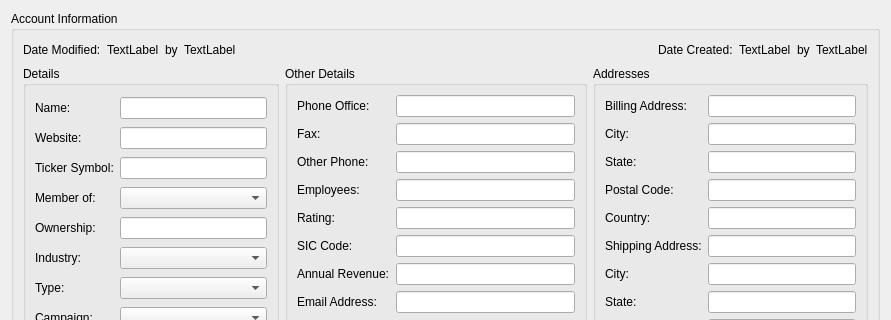
The window that client/src/accountdetails.ui (KDAB/FatCRM) describes before a commit, drawn with Qt 5; both pictures show x 0 to 891 and y 0 to 320 of the 891 by 623 pixel window.
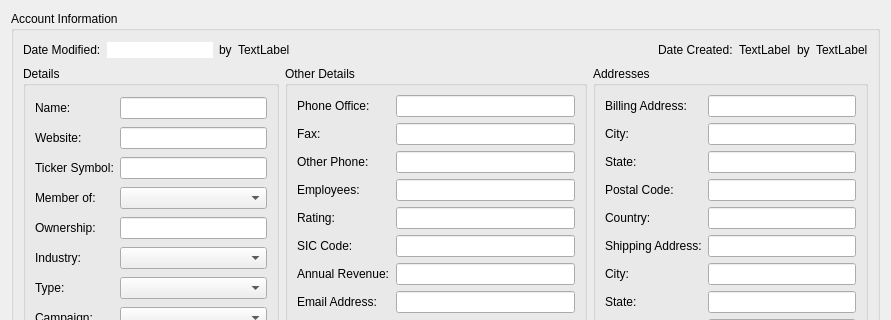
The same window after the commit.

Diff of the .ui file:
```diff
--- a/client/src/accountdetails.ui
+++ b/client/src/accountdetails.ui
@@ -36,9 +36,30 @@
          </widget>
         </item>
         <item>
-         <widget class="QLabel" name="modifiedDate">
+         <widget class="QLineEdit" name="modifiedDate">
+          <property name="minimumSize">
+           <size>
+            <width>0</width>
+            <height>0</height>
+           </size>
+          </property>
+          <property name="maximumSize">
+           <size>
+            <width>106</width>
+            <height>16</height>
+           </size>
+          </property>
+          <property name="autoFillBackground">
+           <bool>false</bool>
+          </property>
           <property name="text">
-           <string>TextLabel</string>
+           <string/>
+          </property>
+          <property name="frame">
+           <bool>false</bool>
+          </property>
+          <property name="readOnly">
+           <bool>true</bool>
           </property>
          </widget>
         </item>
@@ -63,7 +84,7 @@
           </property>
           <property name="sizeHint" stdset="0">
            <size>
-            <width>167</width>
+            <width>308</width>
             <height>20</height>
            </size>
           </property>
```
Left out of the diff: 2 changed lines with no effect on the pictures.
